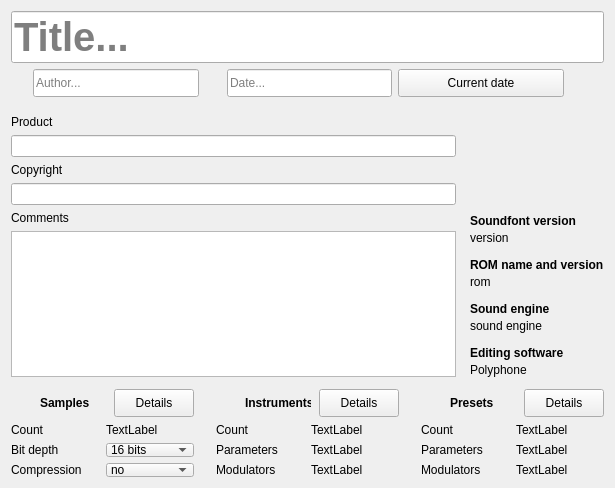
The window that sources/editor/pagesf2.ui (davy7125/polyphone) describes before a commit, drawn with Qt 5.
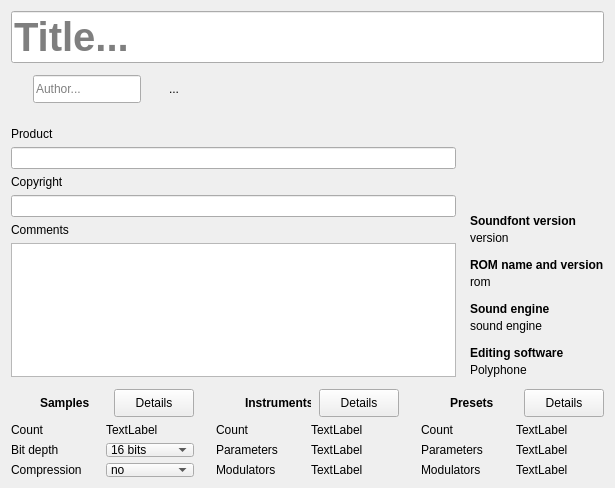
The same window after the commit. Icons and pictures are not drawn. Custom widgets are drawn as their Qt base class.

Patch:
```diff
--- a/sources/editor/pagesf2.ui
+++ b/sources/editor/pagesf2.ui
@@ -126,58 +126,24 @@
       </widget>
      </item>
      <item>
-      <widget class="StyledLineEdit" name="lineEdit_date">
-       <property name="sizePolicy">
-        <sizepolicy hsizetype="Preferred" vsizetype="Fixed">
-         <horstretch>0</horstretch>
-         <verstretch>0</verstretch>
-        </sizepolicy>
-       </property>
-       <property name="minimumSize">
-        <size>
-         <width>120</width>
-         <height>28</height>
-        </size>
-       </property>
-       <property name="maximumSize">
-        <size>
-         <width>16777215</width>
-         <height>28</height>
-        </size>
-       </property>
-       <property name="maxLength">
-        <number>255</number>
-       </property>
-       <property name="placeholderText">
-        <string>Date...</string>
-       </property>
-      </widget>
-     </item>
-     <item>
-      <widget class="QPushButton" name="pushButton_setNow">
-       <property name="minimumSize">
-        <size>
-         <width>0</width>
-         <height>28</height>
-        </size>
-       </property>
-       <property name="maximumSize">
-        <size>
-         <width>16777215</width>
-         <height>28</height>
-        </size>
+      <widget class="DateEditor" name="dateEditor">
+       <property name="focusPolicy">
+        <enum>Qt::StrongFocus</enum>
        </property>
        <property name="text">
-        <string>Current date</string>
+        <string notr="true">...</string>
        </property>
       </widget>
      </item>
      <item>
       <spacer name="horizontalSpacer">
+       <property name="orientation">
+        <enum>Qt::Horizontal</enum>
+       </property>
        <property name="sizeHint" stdset="0">
         <size>
-         <width>40</width>
-         <height>20</height>
+         <width>20</width>
+         <height>40</height>
         </size>
        </property>
       </spacer>
@@ -264,6 +230,9 @@
        </property>
        <item>
         <spacer name="verticalSpacer">
+         <property name="orientation">
+          <enum>Qt::Vertical</enum>
+         </property>
          <property name="sizeHint" stdset="0">
           <size>
            <width>20</width>
@@ -293,6 +262,9 @@
        </item>
        <item>
         <spacer name="verticalSpacer_2">
+         <property name="orientation">
+          <enum>Qt::Vertical</enum>
+         </property>
          <property name="sizeType">
           <enum>QSizePolicy::Fixed</enum>
          </property>
@@ -325,6 +297,9 @@
        </item>
        <item>
         <spacer name="verticalSpacer_3">
+         <property name="orientation">
+          <enum>Qt::Vertical</enum>
+         </property>
          <property name="sizeType">
           <enum>QSizePolicy::Fixed</enum>
          </property>
@@ -357,6 +332,9 @@
        </item>
        <item>
         <spacer name="verticalSpacer_4">
+         <property name="orientation">
+          <enum>Qt::Vertical</enum>
+         </property>
          <property name="sizeType">
           <enum>QSizePolicy::Fixed</enum>
          </property>
@@ -972,6 +950,11 @@
    <extends>QLineEdit</extends>
    <header>styledlineedit.h</header>
   </customwidget>
+  <customwidget>
+   <class>DateEditor</class>
+   <extends>QLabel</extends>
+   <header>dateeditor.h</header>
+  </customwidget>
  </customwidgets>
  <tabstops>
   <tabstop>lineEdit_author</tabstop>
```
Left out of the diff: 23 changed lines with no effect on the pictures.
